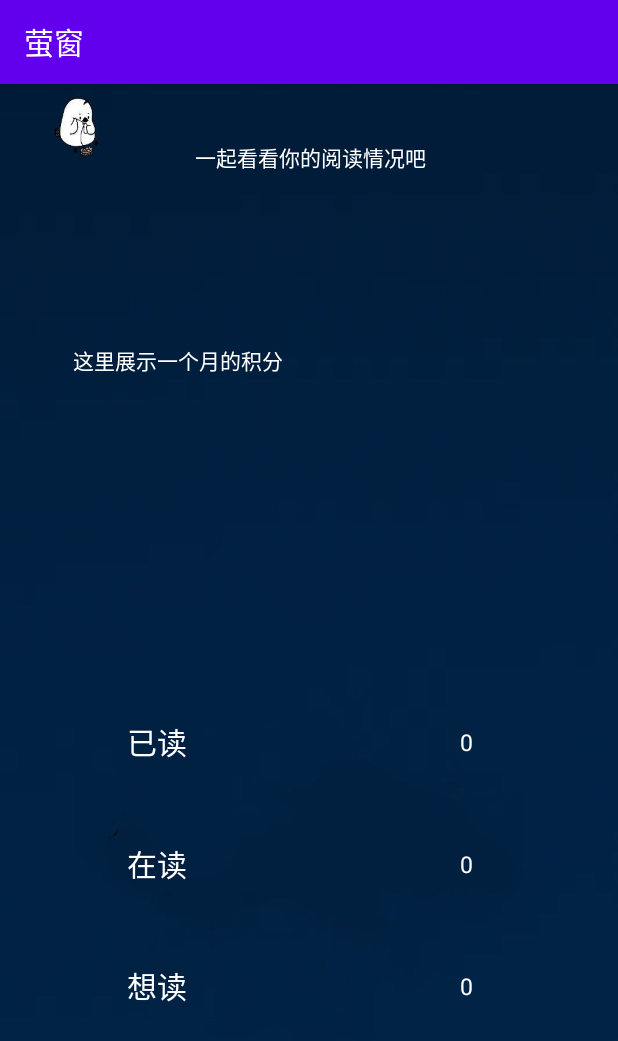
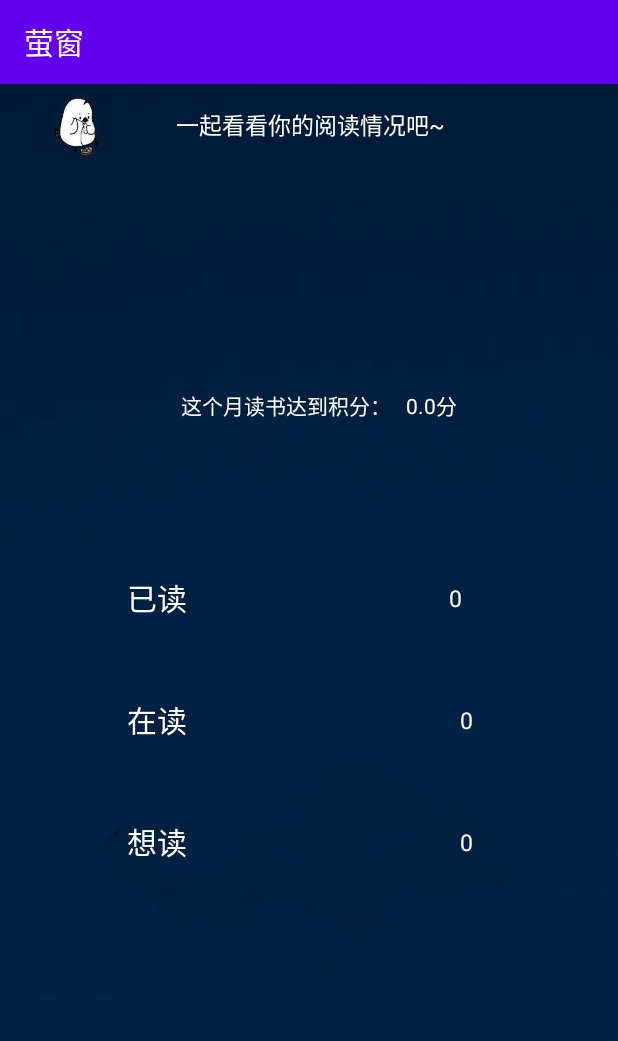
Before and after one commit to jessie-ran/Bookshelf, an Android app: the MainActivity7 screen opened directly, with no data from a screen before it, on a phone screen of 412 x 824 dp. Shown: the top 1041 px of the screen. Run offline under Robolectric (Android 15) with nearby library versions, the phone set to English and light mode, and no system bars; libraries missing offline, so code that uses them is left out: com.github.mikephil.charting; plain views replace LineChart.

Commit message:
评分get    V

```diff
--- a/app/src/main/java/swufe/com/bookshelf/DBManager2.java
+++ b/app/src/main/java/swufe/com/bookshelf/DBManager2.java
@@ -5,8 +5,11 @@ import android.content.ContentValues;
 import android.content.Context;
 import android.database.Cursor;
 import android.database.sqlite.SQLiteDatabase;
+import android.icu.text.SimpleDateFormat;
 
+import java.text.ParseException;
 import java.util.ArrayList;
+import java.util.Date;
 import java.util.List;
 
 public class DBManager2 {
@@ -15,7 +18,9 @@ public class DBManager2 {
     private String TBNAME3;
     //首先定义有多少天,这是这个数组的长度.但是长度现在还不确定
     int[] daynum;
-
+    private static SimpleDateFormat simpleDateFormat = new SimpleDateFormat("yyyy-MM-dd");
+    Date dmk;
+    Date  dmk_f;
     public DBManager2(Context context) {
         dbHelper2 = new DBHelper(context);
         TBNAME2 = DBHelper.TB_NAME2;
@@ -301,5 +306,70 @@ public class DBManager2 {
     //我就不信，数据读不出来
     //重新写统计函数，上个统计函数要么返回有错误，要么就是一开始插入数据库那里字符串截取出错
     //参照一下四，她也是返回一些值
+    public  float ss(String id,String timeyd) {
+        String m=null;
+        float nk=0.0f;
+        int cou0=0;
+        //查询，然后计算分数，返回，展示
+        SQLiteDatabase db = dbHelper2.getWritableDatabase();
+        //这里应该是查询语句而不是删除语句
+        //时间模糊匹配的话，应该匹配年月，至于几号，就不用管了
+        //模糊查询不知道对不对
+        Cursor cursor0 = db.query(TBNAME2,
+                null,
+                "phs=? AND State=? AND time like ?",
+                new String[]{String.valueOf(id), "已读",timeyd+'%'},
+                null,
+                null,
+                null);
+//依次计算，
+String tn=timeyd+"-01";
+//tn,只是代表这个月，
+        String t=null;
+        float mk=0.0f;
+        float fmk=0.0f;
+        dmk_f= new Date();
+        long begin;
+
+        dmk= new Date();
+
+        long end;
+        //dmk是有到今天
+        if (cursor0 != null) {
+            cursor0.moveToFirst();
+
+            while (!cursor0.isAfterLast()) {
+                cou0 = cou0 + 1;
+                t=cursor0.getString(cursor0.getColumnIndex("time"));
+                 try {
+                     dmk_f=simpleDateFormat.parse(tn);
+                     begin=dmk_f.getTime();
+                     dmk=simpleDateFormat.parse(t);
+                    //接下来计算是否相差一，第一条数据就和该月的1号进行计算
+                     //现在的格式：yyyy-MM-dd，或者直接截取号数，但是月初都是有0的
+                     //所以一开始就直接看看是几号，然后依次循环
+                     end=dmk.getTime();
+                     mk=(float) ((end - begin) / (1000 * 3600 * 24));
+                     //这里判断相差几天
+                     fmk=fmk+mk+1;
+                     begin=end;
+                       } catch (ParseException e) {
+                           e.printStackTrace();
+                     }
+               //
+                //现在dmk就变成了时间格式
+
+                cursor0.moveToNext();
+            }
+            //字符串转化为日期
+            // Date date = simpleDateFormat.parse("2019-10-31");
+            //经过测试，是有数据的，只不过getCount取出来的数据为0
+
+            //  n=20;
+            cursor0.close();
+        }
+        nk= (float) (cou0*0.5+fmk*0.143);
+        return nk;
+    }
 
 }
--- a/app/src/main/java/swufe/com/bookshelf/MainActivity7.java
+++ b/app/src/main/java/swufe/com/bookshelf/MainActivity7.java
@@ -4,6 +4,7 @@ import androidx.appcompat.app.AppCompatActivity;
 
 import android.app.Activity;
 import android.content.SharedPreferences;
+import android.icu.text.SimpleDateFormat;
 import android.os.Bundle;
 import android.preference.PreferenceManager;
 import android.widget.ListView;
@@ -12,6 +13,7 @@ import android.widget.TextView;
 import android.preference.PreferenceManager;
 
 import java.util.ArrayList;
+import java.util.Date;
 import java.util.HashMap;
 import java.util.List;
 
@@ -40,6 +42,8 @@ ListView listview;
     String str_want;
     String str_doing;
     String str_did;
+    Date dt;
+    TextView t4;
 
     @Override
     protected void onCreate(Bundle savedInstanceState) {
@@ -58,6 +62,7 @@ ListView listview;
         t1=findViewById(R.id.textView3);
         t2=findViewById(R.id.textView9);
         t3=findViewById(R.id.textView11);
+        t4=findViewById(R.id.textView13);
 
         str_did=t_did.getText().toString();
         str_doing=t_doing.getText().toString();
@@ -143,5 +148,22 @@ ListView listview;
 
  */
 
+//上面本来是一个折现图，但是不太正确，所以更改为这个月的积分
+        //计算的方式是：分数=已读的书的数量*0.5+时间间隔*0.143
+        //上面既然已经把已读的数量选择出来了，那么我们只需要在做一个筛选时间的操作
+
+//先读出日期数据
+        dt = new Date();
+        SimpleDateFormat sdf = new SimpleDateFormat("yyyy-MM");
+       String   str_time = sdf.format(dt);
+       float  MM=0.0f;
+        MM=dbManager.ss(str_phs,str_time);
+        MM=MM*2;
+        if(MM>10){
+            t4.setText("这个月的积分为满分，10分");
+        }
+        else {
+            t4.setText("这个月读书达到积分：   " + String.valueOf(MM)+"分");
+        }
     }
 }
--- a/app/src/main/res/layout/activity_main7.xml
+++ b/app/src/main/res/layout/activity_main7.xml
@@ -22,8 +22,11 @@
         android:id="@+id/textView"
         android:layout_width="414dp"
         android:layout_height="98dp"
+
+        android:textSize="15sp"
         android:textColor="#FFFFFF"
-        android:gravity="center"
+       android:gravity="center_horizontal"
+        android:paddingTop="15dp"
         android:text="@string/hello1"
         app:layout_constraintEnd_toEndOf="parent"
         app:layout_constraintStart_toStartOf="parent"
@@ -34,7 +37,7 @@
         android:layout_width="177dp"
         android:layout_height="53dp"
         android:layout_marginStart="16dp"
-        android:layout_marginTop="412dp"
+        android:layout_marginTop="316dp"
         android:gravity="center"
         android:text="@string/sa1"
         android:textColor="#FFFFFF"
@@ -47,14 +50,14 @@
         android:id="@+id/textView4"
         android:layout_width="122dp"
         android:layout_height="53dp"
-        android:layout_marginTop="412dp"
+        android:layout_marginTop="316dp"
         android:gravity="center"
         android:text="@string/niwdq"
 
         android:textColor="#FFFFFF"
         android:textSize="15sp"
         app:layout_constraintEnd_toEndOf="parent"
-        app:layout_constraintHorizontal_bias="0.583"
+        app:layout_constraintHorizontal_bias="0.51"
         app:layout_constraintStart_toEndOf="@+id/textView3"
         app:layout_constraintTop_toTopOf="parent" />
 
@@ -118,15 +121,17 @@
 
     <TextView
         android:id="@+id/textView13"
-        android:layout_width="314dp"
-        android:layout_height="164dp"
+        android:layout_width="303dp"
+        android:layout_height="127dp"
         android:backgroundTint="#FFFFFF"
+        android:gravity="center"
+        android:text="@string/njk"
         android:textColor="#FFFFFF"
-        android:text="@string/njk"
         app:layout_constraintBottom_toTopOf="@+id/textView3"
         app:layout_constraintEnd_toEndOf="parent"
-        app:layout_constraintHorizontal_bias="0.494"
+        app:layout_constraintHorizontal_bias="0.564"
         app:layout_constraintStart_toStartOf="parent"
-        app:layout_constraintTop_toBottomOf="@+id/textView" />
+        app:layout_constraintTop_toBottomOf="@+id/textView"
+        app:layout_constraintVertical_bias="0.582" />
 
 </androidx.constraintlayout.widget.ConstraintLayout>
--- a/app/src/main/res/values/strings.xml
+++ b/app/src/main/res/values/strings.xml
@@ -40,7 +40,7 @@
     <string name="sa1">已读</string>
     <string name="sa2">在读</string>
     <string name="sa3">想读</string>
-    <string name="hello1">一起看看你的阅读情况吧</string>
+    <string name="hello1">一起看看你的阅读情况吧~</string>
     <string name="zvx">添加</string>
     <string name="niwdq">0</string>
     <string name="huhu">这里是看书的人</string>
```
